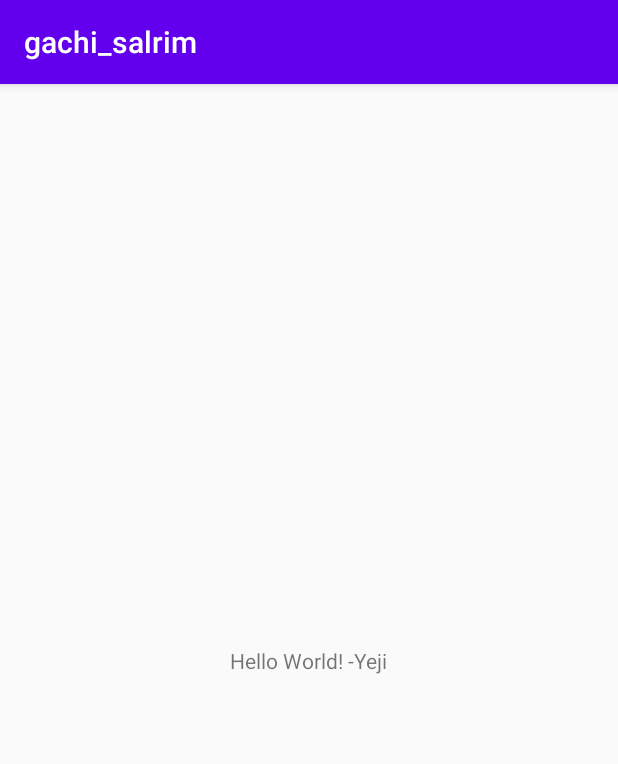
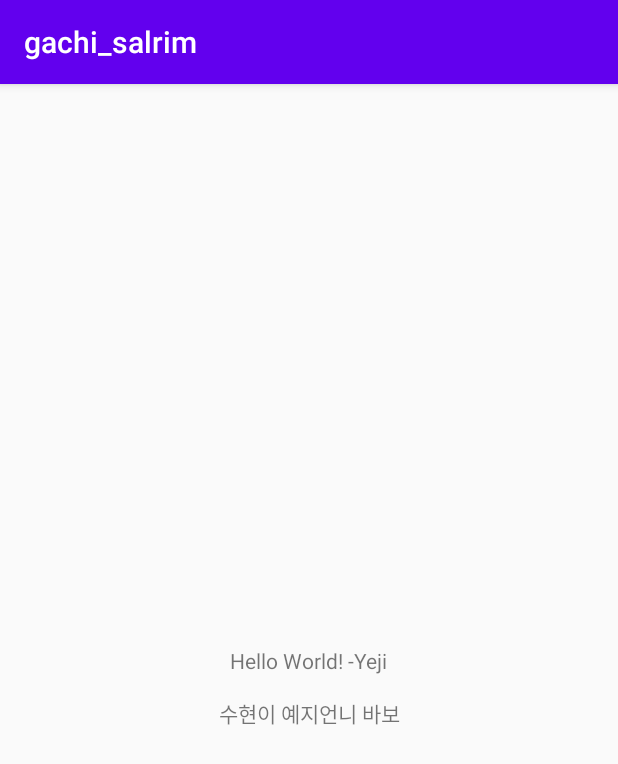
Before and after one commit to kim-soohyeon/gachi_salrim, an Android app: the screen it shows after launch (MainActivity), on a phone screen of 412 x 824 dp. Shown: the top 764 px of the screen. Run offline under Robolectric (Android 15) with nearby library versions, the phone set to English and light mode, and no system bars.

Commit message:
github 연동 커밋 테스트

```diff
--- a/app/src/main/res/layout/activity_main.xml
+++ b/app/src/main/res/layout/activity_main.xml
@@ -15,4 +15,16 @@
         app:layout_constraintRight_toRightOf="parent"
         app:layout_constraintTop_toTopOf="parent" />
 
+    <TextView
+        android:id="@+id/gd"
+        android:layout_width="wrap_content"
+        android:layout_height="wrap_content"
+        android:text="수현이 예지언니 바보"
+        app:layout_constraintBottom_toBottomOf="parent"
+        app:layout_constraintHorizontal_bias="0.501"
+        app:layout_constraintLeft_toLeftOf="parent"
+        app:layout_constraintRight_toRightOf="parent"
+        app:layout_constraintTop_toTopOf="parent"
+        app:layout_constraintVertical_bias="0.547" />
+
 </androidx.constraintlayout.widget.ConstraintLayout>
```
